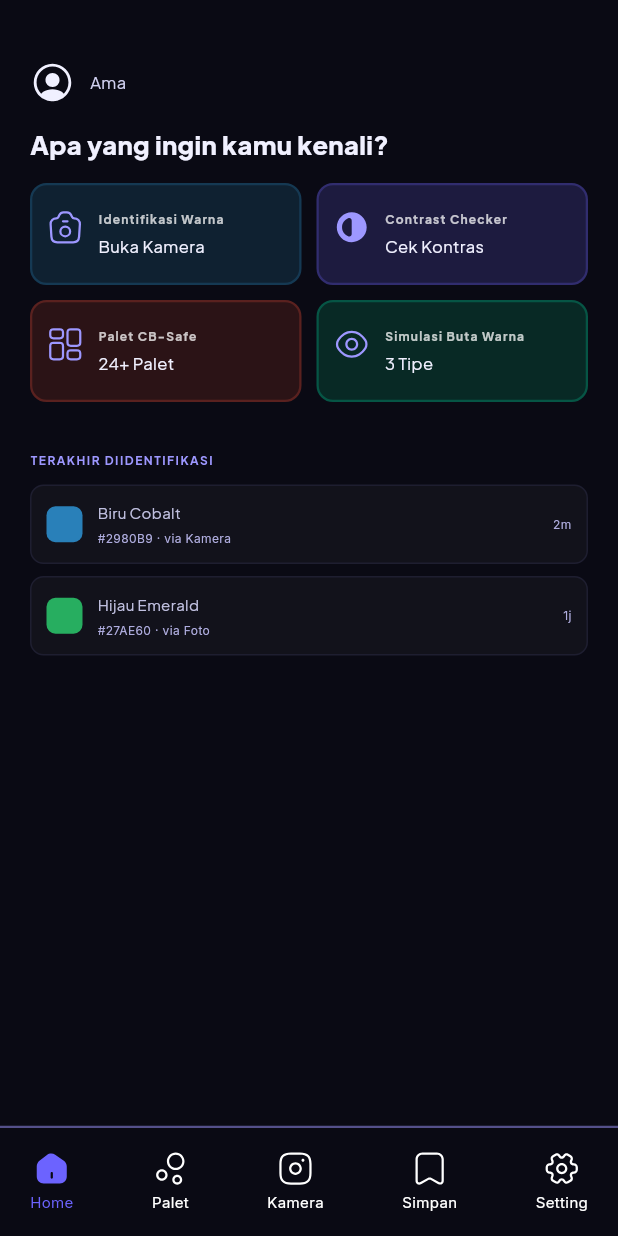
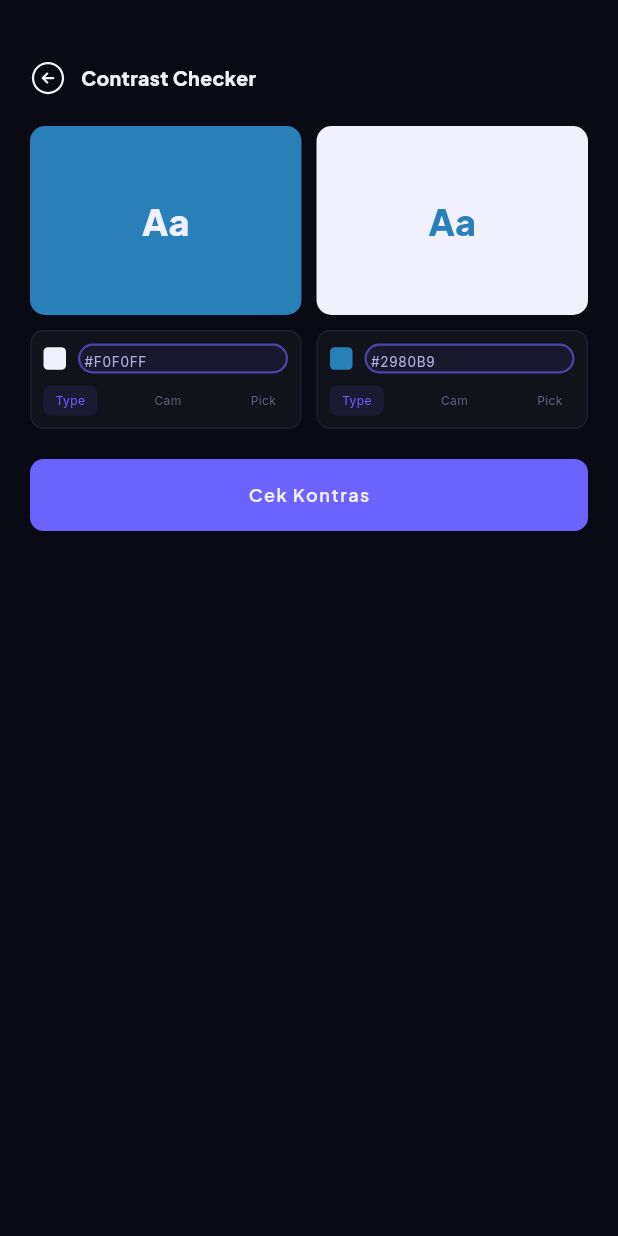
Before and after one commit to Shabrinashsf/colorsense, a Flutter app: the HomeDashboardOffScreen screen opened directly, after a tap on "Contrast Checker", on a phone screen of 412 x 824 dp. Run offline on Flutter 3.47's test engine with Material 3 defaults, Android fonts, the light colour scheme and no system bars; our stand-ins replace flutter_riverpod, flutter_svg, google_fonts; project files that could hold a hidden picture were left out.

Commit message:
feat: slicing filter mode and contrast checker screen

```diff
--- /dev/null
+++ b/lib/screens/contrast_checker.dart
@@ -0,0 +1,404 @@
+import 'package:flutter/material.dart';
+import 'package:flutter_svg/flutter_svg.dart';
+import 'package:colorsense/theme/app_theme.dart';
+import 'package:colorsense/screens/color_identifier_screen.dart';
+
+// -----------------------------------------------------------------------------
+// 14 - Contrast Checker | Figma node: 12:104
+// -----------------------------------------------------------------------------
+
+enum InputMode { type, cam, pick }
+
+class ContrastCheckerScreen extends StatefulWidget {
+  const ContrastCheckerScreen({super.key});
+
+  @override
+  State<ContrastCheckerScreen> createState() => _ContrastCheckerScreenState();
+}
+
+class _ContrastCheckerScreenState extends State<ContrastCheckerScreen> {
+  InputMode _leftMode = InputMode.type;
+  InputMode _rightMode = InputMode.type;
+
+  final Color _leftColor = const Color(0xFFF0F0FF);
+  final Color _rightColor = const Color(0xFF2980B9);
+
+  bool _showResult = false;
+
+  @override
+  Widget build(BuildContext context) {
+    return Scaffold(
+      backgroundColor: AppColors.backgroundPrimary,
+      body: SafeArea(
+        child: SingleChildScrollView(
+          padding: const EdgeInsets.symmetric(
+            horizontal: AppSpacing.screenH,
+            vertical: AppSpacing.screenV,
+          ),
+          child: Column(
+            crossAxisAlignment: CrossAxisAlignment.start,
+            children: [
+              // ── Header ─────────────────────────────────────────────
+              Row(
+                children: [
+                  GestureDetector(
+                    onTap: () => Navigator.of(context).pop(),
+                    child: SvgPicture.asset(
+                      'assets/icons/ic_arrow_left_circle.svg',
+                      width: 24,
+                      height: 24,
+                    ),
+                  ),
+                  const SizedBox(width: 10),
+                  Text(
+                    'Contrast Checker',
+                    style: AppTextStyles.headlineMedium.copyWith(
+                      fontSize: 13,
+                    ),
+                  ),
+                ],
+              ),
+              const SizedBox(height: 20),
+
+              // ── Previews ───────────────────────────────────────────
+              Row(
+                children: [
+                  Expanded(
+                    child: Container(
+                      height: 126,
+                      alignment: Alignment.center,
+                      decoration: BoxDecoration(
+                        color: _rightColor,
+                        borderRadius: BorderRadius.circular(10),
+                      ),
+                      child: Text(
+                        'Aa',
+                        style: AppTextStyles.headlineLarge.copyWith(
+                          color: _leftColor,
+                          fontSize: 24,
+                        ),
+                      ),
+                    ),
+                  ),
+                  const SizedBox(width: 10),
+                  Expanded(
+                    child: Container(
+                      height: 126,
+                      alignment: Alignment.center,
+                      decoration: BoxDecoration(
+                        color: _leftColor,
+                        borderRadius: BorderRadius.circular(10),
+                      ),
+                      child: Text(
+                        'Aa',
+                        style: AppTextStyles.headlineLarge.copyWith(
+                          color: _rightColor,
+                          fontSize: 24,
+                        ),
+                      ),
+                    ),
+                  ),
+                ],
+              ),
+              const SizedBox(height: 10),
+
+              // ── Input Controls ─────────────────────────────────────
+              Row(
+                children: [
+                  Expanded(
+                    child: _buildInputControl(
+                      color: _leftColor,
+                      hexText: '#F0F0FF',
+                      currentMode: _leftMode,
+                      onModeChanged: (mode) {
+                        setState(() {
+                          _leftMode = mode;
+                        });
+                      },
+                    ),
+                  ),
+                  const SizedBox(width: 10),
+                  Expanded(
+                    child: _buildInputControl(
+                      color: _rightColor,
+                      hexText: '#2980B9',
+                      currentMode: _rightMode,
+                      onModeChanged: (mode) {
+                        setState(() {
+                          _rightMode = mode;
+                        });
+                      },
+                    ),
+                  ),
+                ],
+              ),
+              const SizedBox(height: 20),
+
+              // ── Check Button ───────────────────────────────────────
+              GestureDetector(
+                onTap: () {
+                  setState(() {
+                    _showResult = true;
+                  });
+                },
+                child: Container(
+                  width: double.infinity,
+                  height: 48,
+                  alignment: Alignment.center,
+                  decoration: BoxDecoration(
+                    color: AppColors.primary,
+                    borderRadius: BorderRadius.circular(9),
+                  ),
+                  child: Text(
+                    'Cek Kontras',
+                    style: AppTextStyles.labelMedium.copyWith(
+                      color: const Color(0xFFF0F0FF),
+                      fontSize: 12,
+                    ),
+                  ),
+                ),
+              ),
+              const SizedBox(height: 30),
+
+              // ── Hasil Pengecekan ───────────────────────────────────
+              if (_showResult) ...[
+                Text(
+                  'HASIL PENGECEKAN KONTRAS',
+                  style: AppTextStyles.labelXSmall.copyWith(
+                    color: const Color(0xFF9D97FF),
+                    fontSize: 8,
+                  ),
+                ),
+                const SizedBox(height: 5),
+                Container(
+                  padding: const EdgeInsets.symmetric(horizontal: 10, vertical: 20),
+                  decoration: BoxDecoration(
+                    color: AppColors.surfaceSecondary,
+                    border: Border.all(color: const Color(0xFF1E1E30)),
+                    borderRadius: BorderRadius.circular(11),
+                  ),
+                  child: Column(
+                    children: [
+                      // Rasio
+                      Text(
+                        '5.8:1',
+                        style: AppTextStyles.headlineLarge.copyWith(
+                          fontSize: 28,
+                        ),
+                      ),
+                      Text(
+                        'Rasio Kontras',
+                        style: AppTextStyles.bodySmall.copyWith(
+                          fontSize: 9,
+                          color: Colors.white,
+                        ),
+                      ),
+                      const SizedBox(height: 20),
+
+                      // WCAG Rules
+                      _buildWcagRow('WCAG AA Normal (4.5:1)', true),
+                      const SizedBox(height: 8),
+                      _buildWcagRow('WCAG AA Besar (3:1)', true),
+                      const SizedBox(height: 8),
+                      _buildWcagRow('WCAG AAA Normal (7:1)', false),
+                    ],
+                  ),
+                ),
+              ],
+            ],
+          ),
+        ),
+      ),
+    );
+  }
+
+  Widget _buildInputControl({
+    required Color color,
+    required String hexText,
+    required InputMode currentMode,
+    required ValueChanged<InputMode> onModeChanged,
+  }) {
+    return Container(
+      padding: const EdgeInsets.all(8),
+      decoration: BoxDecoration(
+        color: AppColors.surfaceSecondary,
+        border: Border.all(color: const Color(0xFF1E1E30)),
+        borderRadius: BorderRadius.circular(9),
+      ),
+      child: Column(
+        children: [
+          // Color Preview and Input Action
+          Row(
+            children: [
+              Container(
+                width: 15,
+                height: 15,
+                decoration: BoxDecoration(
+                  color: color,
+                  borderRadius: BorderRadius.circular(3),
+                ),
+              ),
+              const SizedBox(width: 8),
+              Expanded(
+                child: _buildDynamicInputAction(currentMode, hexText),
+              ),
+            ],
+          ),
+          const SizedBox(height: 8),
+
+          // Tabs
+          Row(
+            mainAxisAlignment: MainAxisAlignment.spaceBetween,
+            children: [
+              _buildTab(
+                label: 'Type',
+                isActive: currentMode == InputMode.type,
+                activeColor: const Color(0xFF6C63FF),
+                onTap: () => onModeChanged(InputMode.type),
+              ),
+              _buildTab(
+                label: 'Cam',
+                isActive: currentMode == InputMode.cam,
+                activeColor: const Color(0xFF00D9A3),
+                onTap: () => onModeChanged(InputMode.cam),
+              ),
+              _buildTab(
+                label: 'Pick',
+                isActive: currentMode == InputMode.pick,
+                activeColor: const Color(0xFFFFC663),
+                onTap: () => onModeChanged(InputMode.pick),
+              ),
+            ],
+          ),
+        ],
+      ),
+    );
+  }
+
+  Widget _buildDynamicInputAction(InputMode mode, String hexText) {
+    if (mode == InputMode.type) {
+      return SizedBox(
+        height: 20,
+        child: TextField(
+          controller: TextEditingController(text: hexText),
+          style: AppTextStyles.bodySmall.copyWith(
+            color: const Color(0xFFAFADDF),
+            fontSize: 9,
+          ),
+          decoration: const InputDecoration(
+            border: InputBorder.none,
+            contentPadding: EdgeInsets.only(bottom: 12),
+            isDense: true,
+          ),
+        ),
+      );
+    } else if (mode == InputMode.cam) {
+      return GestureDetector(
+        onTap: () {
+          Navigator.push(
+            context,
+            MaterialPageRoute(
+              builder: (context) => const ColorIdentifierScreen(),
+            ),
+          );
+        },
+        child: Text(
+          'Buka Kamera',
+          style: AppTextStyles.labelSmall.copyWith(
+            color: const Color(0xFF00D9A3),
+            fontSize: 9,
+            decoration: TextDecoration.underline,
+            decorationColor: const Color(0xFF00D9A3),
+          ),
+        ),
+      );
+    } else {
+      return GestureDetector(
+        onTap: () {
+          showDialog(
+            context: context,
+            builder: (context) => AlertDialog(
+              backgroundColor: AppColors.surfaceSecondary,
+              title: Text('Color Picker', style: AppTextStyles.headlineMedium),
+              content: Text(
+                'Pop-up Color Picker akan muncul di sini.',
+                style: AppTextStyles.bodySmall.copyWith(color: Colors.white),
+              ),
+              actions: [
+                TextButton(
+                  onPressed: () => Navigator.pop(context),
+                  child: Text('Tutup', style: TextStyle(color: AppColors.primary)),
+                ),
+              ],
+            ),
+          );
+        },
+        child: Text(
+          'Pilih Warna',
+          style: AppTextStyles.labelSmall.copyWith(
+            color: const Color(0xFFFFC663),
+            fontSize: 9,
+            decoration: TextDecoration.underline,
+            decorationColor: const Color(0xFFFFC663),
+          ),
+        ),
+      );
+    }
+  }
+
+  Widget _buildTab({
+    required String label,
+    required bool isActive,
+    required Color activeColor,
+    required VoidCallback onTap,
+  }) {
+    return GestureDetector(
+      onTap: onTap,
+      child: Container(
+        padding: const EdgeInsets.symmetric(horizontal: 8, vertical: 4),
+        decoration: BoxDecoration(
+          color: isActive ? activeColor.withValues(alpha: 0.1) : Colors.transparent,
+          borderRadius: BorderRadius.circular(5),
+        ),
+        child: Text(
+          label,
+          style: AppTextStyles.bodySmall.copyWith(
+            color: isActive ? activeColor : const Color(0xFF606080),
+            fontSize: 8,
+          ),
+        ),
+      ),
+    );
+  }
+
+  Widget _buildWcagRow(String label, bool isPass) {
+    return Row(
+      mainAxisAlignment: MainAxisAlignment.spaceBetween,
+      children: [
+        Text(
+          label,
+          style: AppTextStyles.bodySmall.copyWith(
+            color: const Color(0xFFAFADDF),
+            fontSize: 9,
+          ),
+        ),
+        Container(
+          padding: const EdgeInsets.symmetric(horizontal: 10, vertical: 2),
+          decoration: BoxDecoration(
+            color: isPass
+                ? const Color(0xFF00D9A3).withValues(alpha: 0.1)
+                : const Color(0xFFFF8080).withValues(alpha: 0.1),
+            borderRadius: BorderRadius.circular(4),
+          ),
+          child: Text(
+            isPass ? 'KONTRAS' : 'KONTRAS RENDAH',
+            style: AppTextStyles.labelSmall.copyWith(
+              color: isPass ? const Color(0xFF00D9A3) : const Color(0xFFFF8080),
+              fontSize: 8,
+            ),
+          ),
+        ),
+      ],
+    );
+  }
+}
--- a/lib/screens/home_dashboard_off.dart
+++ b/lib/screens/home_dashboard_off.dart
@@ -4,6 +4,7 @@ import 'package:colorsense/theme/app_theme.dart';
 import 'package:colorsense/widgets/bottom_navbar.dart';
 import 'package:colorsense/screens/color_identifier_screen.dart';
 import 'package:colorsense/screens/detail_warna_screen.dart';
+import 'package:colorsense/screens/contrast_checker.dart';
 
 // -----------------------------------------------------------------------------
 // 10 - Home Dashboard (Mode OFF) | Figma node: 136:1306
@@ -93,9 +94,16 @@ class _HomeDashboardOffScreenState extends State<HomeDashboardOffScreen> {
                             iconPath: 'assets/icons/ic_mask.svg',
                             title: 'Contrast Checker',
                             subtitle: 'Cek Kontras',
-                            bgColor: const Color(0xFF1D1B3F),
-                            borderColor: const Color(0xFF312D6F),
-                            onTap: () {},
+                            bgColor: const Color(0xFF1E1736),
+                            borderColor: const Color(0xFF281E48),
+                            onTap: () {
+                              Navigator.push(
+                                context,
+                                MaterialPageRoute(
+                                  builder: (context) => const ContrastCheckerScreen(),
+                                ),
+                              );
+                            },
                           ),
                         ),
                       ],
```
Also changed, not shown: lib/screens/filter_mode.dart (added, +307 -0 lines), lib/screens/home_dashboard_on.dart (+9 -1 lines).
